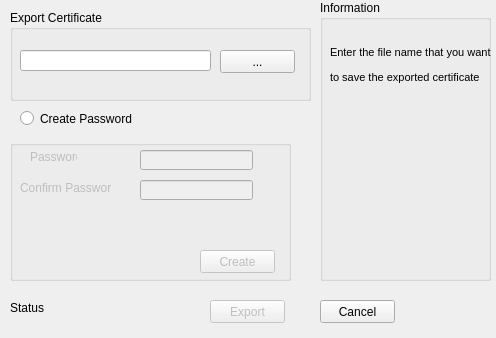
First picture: the form in export.ui, repository stacywaturi/Design1, before the edit.
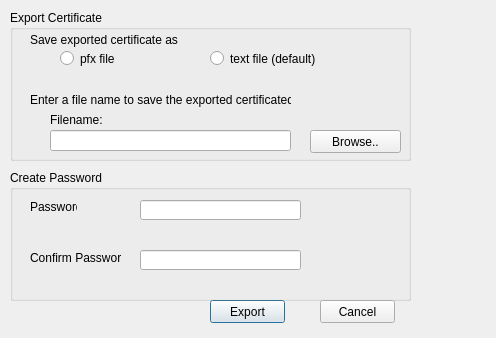
Second picture: the form after the edit.

What changed in the file:
```diff
--- a/export.ui
+++ b/export.ui
@@ -23,56 +23,12 @@
     </rect>
    </property>
    <property name="text">
-    <string>Status</string>
+    <string/>
    </property>
   </widget>
-  <widget class="QRadioButton" name="create_password_exportCert_radioButton">
-   <property name="geometry">
-    <rect>
-     <x>20</x>
-     <y>110</y>
-     <width>201</width>
-     <height>17</height>
-    </rect>
-   </property>
-   <property name="text">
-    <string>Create Password</string>
-   </property>
-  </widget>
-  <widget class="QGroupBox" name="groupBox_2">
-   <property name="geometry">
-    <rect>
-     <x>320</x>
-     <y>0</y>
-     <width>171</width>
-     <height>281</height>
-    </rect>
-   </property>
-   <property name="title">
-    <string>Information</string>
-   </property>
-   <widget class="QLabel" name="label">
-    <property name="geometry">
-     <rect>
-      <x>10</x>
-      <y>30</y>
-      <width>161</width>
-      <height>71</height>
-     </rect>
-    </property>
-    <property name="font">
-     <font>
-      <pointsize>8</pointsize>
-     </font>
-    </property>
-    <property name="text">
-     <string>&lt;html&gt;&lt;head/&gt;&lt;body&gt;&lt;p&gt;Enter the file name that you want &lt;/p&gt;&lt;p&gt;to save the exported certificate &lt;/p&gt;&lt;/body&gt;&lt;/html&gt;</string>
-    </property>
-   </widget>
-  </widget>
   <widget class="QPushButton" name="export_Button">
    <property name="enabled">
-    <bool>false</bool>
+    <bool>true</bool>
    </property>
    <property name="geometry">
     <rect>
@@ -88,25 +44,25 @@
   </widget>
   <widget class="QGroupBox" name="hBoxCreatePasswordExport">
    <property name="enabled">
-    <bool>false</bool>
+    <bool>true</bool>
    </property>
    <property name="geometry">
     <rect>
      <x>10</x>
-     <y>140</y>
-     <width>281</width>
-     <height>141</height>
+     <y>170</y>
+     <width>401</width>
+     <height>131</height>
     </rect>
    </property>
    <property name="title">
-    <string/>
+    <string>Create Password</string>
    </property>
    <widget class="QLineEdit" name="password_export_3">
     <property name="geometry">
      <rect>
       <x>130</x>
-      <y>10</y>
-      <width>113</width>
+      <y>30</y>
+      <width>161</width>
       <height>20</height>
      </rect>
     </property>
@@ -118,8 +74,8 @@
     <property name="geometry">
      <rect>
       <x>130</x>
-      <y>40</y>
-      <width>113</width>
+      <y>80</y>
+      <width>161</width>
       <height>20</height>
      </rect>
     </property>
@@ -131,7 +87,7 @@
     <property name="geometry">
      <rect>
       <x>20</x>
-      <y>10</y>
+      <y>30</y>
       <width>47</width>
       <height>13</height>
      </rect>
@@ -143,8 +99,8 @@
    <widget class="QLabel" name="label_10">
     <property name="geometry">
      <rect>
-      <x>10</x>
-      <y>40</y>
+      <x>20</x>
+      <y>80</y>
       <width>91</width>
       <height>16</height>
      </rect>
@@ -156,8 +112,8 @@
    <widget class="QLabel" name="confirmPassword_label_3">
     <property name="geometry">
      <rect>
-      <x>30</x>
-      <y>80</y>
+      <x>20</x>
+      <y>100</y>
       <width>211</width>
       <height>20</height>
      </rect>
@@ -166,17 +122,17 @@
      <string/>
     </property>
    </widget>
-   <widget class="QPushButton" name="createPassword_Btn_3">
+   <widget class="QLabel" name="password_label">
     <property name="geometry">
      <rect>
-      <x>190</x>
-      <y>110</y>
-      <width>75</width>
-      <height>23</height>
+      <x>20</x>
+      <y>50</y>
+      <width>211</width>
+      <height>20</height>
      </rect>
     </property>
     <property name="text">
-     <string>Create</string>
+     <string/>
     </property>
    </widget>
   </widget>
@@ -198,8 +154,8 @@
     <rect>
      <x>10</x>
      <y>10</y>
-     <width>301</width>
-     <height>91</height>
+     <width>401</width>
+     <height>151</height>
     </rect>
    </property>
    <property name="title">
@@ -208,26 +164,104 @@
    <widget class="QPushButton" name="browseExport_Button">
     <property name="geometry">
      <rect>
-      <x>210</x>
-      <y>40</y>
-      <width>75</width>
+      <x>300</x>
+      <y>120</y>
+      <width>91</width>
       <height>23</height>
      </rect>
     </property>
     <property name="text">
-     <string>...</string>
+     <string>Browse..</string>
     </property>
    </widget>
    <widget class="QLineEdit" name="export_lineEdit">
     <property name="geometry">
      <rect>
-      <x>10</x>
-      <y>40</y>
-      <width>191</width>
+      <x>40</x>
+      <y>120</y>
+      <width>241</width>
       <height>21</height>
      </rect>
     </property>
    </widget>
+   <widget class="QLabel" name="label">
+    <property name="geometry">
+     <rect>
+      <x>20</x>
+      <y>80</y>
+      <width>261</width>
+      <height>20</height>
+     </rect>
+    </property>
+    <property name="text">
+     <string>Enter a file name to save the exported certificated</string>
+    </property>
+   </widget>
+   <widget class="QLabel" name="label_3">
+    <property name="geometry">
+     <rect>
+      <x>40</x>
+      <y>100</y>
+      <width>261</width>
+      <height>20</height>
+     </rect>
+    </property>
+    <property name="text">
+     <string>Filename:</string>
+    </property>
+   </widget>
+   <widget class="QRadioButton" name="pfx_radioButton">
+    <property name="geometry">
+     <rect>
+      <x>50</x>
+      <y>40</y>
+      <width>82</width>
+      <height>17</height>
+     </rect>
+    </property>
+    <property name="text">
+     <string>pfx file</string>
+    </property>
+   </widget>
+   <widget class="QRadioButton" name="text_radioButton">
+    <property name="geometry">
+     <rect>
+      <x>200</x>
+      <y>40</y>
+      <width>111</width>
+      <height>17</height>
+     </rect>
+    </property>
+    <property name="text">
+     <string>text file (default)</string>
+    </property>
+   </widget>
+   <widget class="QLabel" name="label_4">
+    <property name="geometry">
+     <rect>
+      <x>20</x>
+      <y>20</y>
+      <width>261</width>
+      <height>20</height>
+     </rect>
+    </property>
+    <property name="text">
+     <string>Save exported certificate as</string>
+    </property>
+   </widget>
+   <widget class="QLabel" name="exportFieldRequired_label_2">
+    <property name="geometry">
+     <rect>
+      <x>296</x>
+      <y>90</y>
+      <width>91</width>
+      <height>20</height>
+     </rect>
+    </property>
+    <property name="text">
+     <string/>
+    </property>
+   </widget>
   </widget>
  </widget>
  <resources/>
```
Left out of the diff: 6 changed lines with no effect on the pictures.
